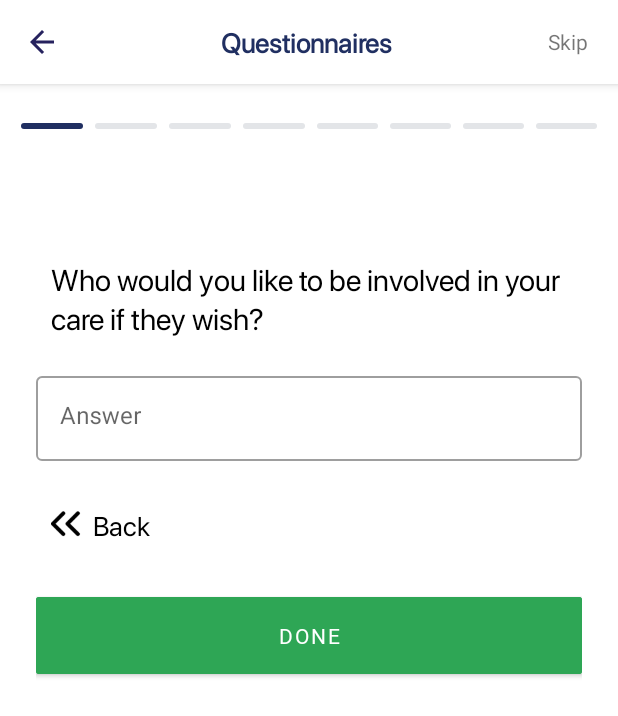
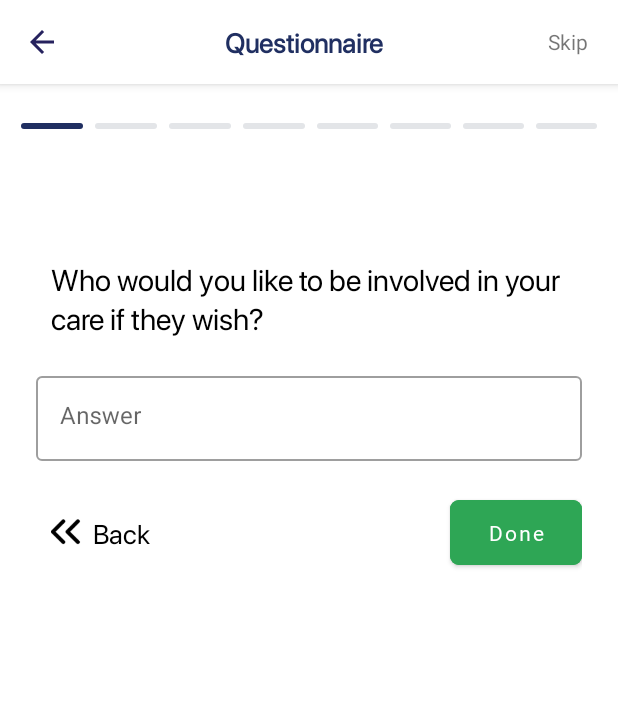
Before and after one commit to noumannaseer/laila-android, an Android app: the fragment AddQuestionEightFragment placed in its activity, on a phone screen of 412 x 824 dp. Shown: the top 716 px of the screen. Run offline under Robolectric (Android 15) with nearby library versions, the phone set to English and light mode, and no system bars; our stand-ins replace data binding; libraries missing offline, so code that uses them is left out: lombok.val; 15 statements that could not run were skipped.

Commit message:
fix questionnarie issues

```diff
--- a/app/src/main/java/com/aditum/activities/QuestionsActivity.java
+++ b/app/src/main/java/com/aditum/activities/QuestionsActivity.java
@@ -62,7 +62,7 @@ public class QuestionsActivity extends BaseActivity
         mBinding.skip.setOnClickListener(new View.OnClickListener() {
             @Override
             public void onClick(View v) {
-                mQuestionList.add(mCounter, "");
+                mQuestionList.add("");
                 Laila.instance().setMRequestedQuestionsList(mQuestionList);
                 navigateToScreen(mCounter + 1);
             }
--- a/app/src/main/res/layout/fragment_add_question_eight.xml
+++ b/app/src/main/res/layout/fragment_add_question_eight.xml
@@ -93,24 +93,22 @@
                                 android:text="Back"
                                 android:textColor="@color/black"
                                 android:textSize="18sp" />
-
-
                         </LinearLayout>
-                    </androidx.constraintlayout.widget.ConstraintLayout>
-
 
                         <com.google.android.material.button.MaterialButton
                             android:id="@+id/done"
-                        android:layout_width="match_parent"
+                            android:layout_width="wrap_content"
                             android:layout_height="wrap_content"
-                        android:layout_marginTop="20dp"
                             android:backgroundTint="@color/green"
                             android:elevation="4dp"
                             android:fontFamily="@font/roboto_regular"
-                        android:padding="16dp"
+                            android:padding="12dp"
                             android:text="@string/done"
+                            android:textAllCaps="false"
                             android:textColor="@color/white"
-                        app:cornerRadius="2dp" />
+                            app:cornerRadius="6dp"
+                            app:layout_constraintEnd_toEndOf="parent" />
+                    </androidx.constraintlayout.widget.ConstraintLayout>
 
                 </LinearLayout>
             </androidx.core.widget.NestedScrollView>
--- a/app/src/main/res/values/strings.xml
+++ b/app/src/main/res/values/strings.xml
@@ -670,7 +670,7 @@
     <string name="there_is_not_any_rx_din">There\'s not any Rx/din number match. Try Another code</string>
     <string name="emergency_contact_updated">Emergency contact updated successfully</string>
     <string name="pharmacy_contact">Pharmacy Contacts</string>
-    <string name="questionaries">Questionnaires</string>
+    <string name="questionaries">Questionnaire</string>
     <string name="give_answer_to_questions">Give answers to the questions</string>
     <string name="answer">Answer</string>
     <string name="questionnaire_added">Questionaire add successfully</string>
```
Lines whose indentation alone changed are shown as unchanged.
